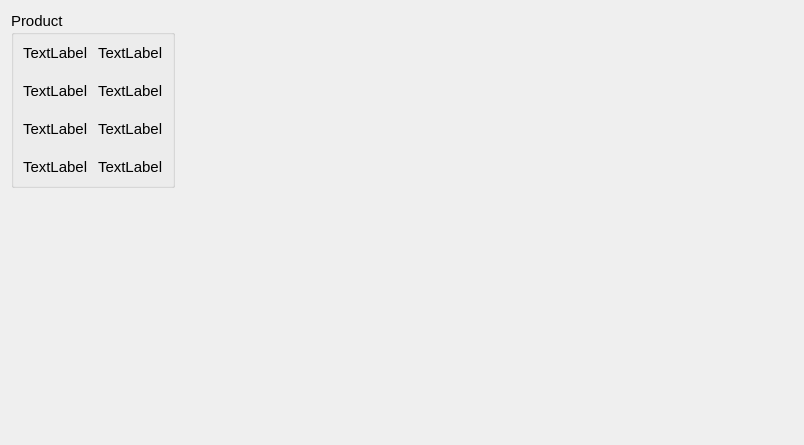
ww4u/mct-t4, file source/wnd/h2product.ui: the form before one commit.
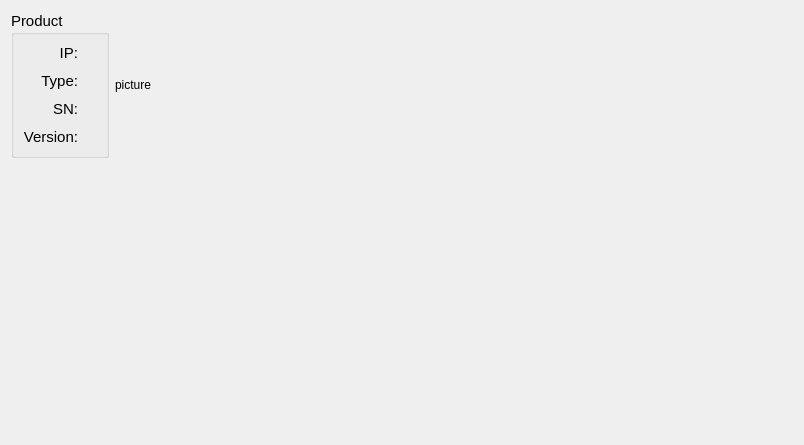
The form after the commit.

Commit message: modify h2product and roboconfig

Patch:
```diff
--- a/source/wnd/h2product.ui
+++ b/source/wnd/h2product.ui
@@ -25,12 +25,9 @@
       <string>Product</string>
      </property>
      <layout class="QGridLayout" name="gridLayout">
-      <property name="horizontalSpacing">
+      <property name="spacing">
        <number>10</number>
       </property>
-      <property name="verticalSpacing">
-       <number>20</number>
-      </property>
       <item row="0" column="0">
        <widget class="QLabel" name="label">
         <property name="font">
@@ -39,19 +36,44 @@
          </font>
         </property>
         <property name="text">
-         <string>TextLabel</string>
+         <string>IP:</string>
+        </property>
+        <property name="alignment">
+         <set>Qt::AlignRight|Qt::AlignTrailing|Qt::AlignVCenter</set>
+        </property>
+        <property name="indent">
+         <number>0</number>
         </property>
        </widget>
       </item>
       <item row="0" column="1">
-       <widget class="QLabel" name="label_2">
+       <widget class="QLabel" name="label_ip">
+        <property name="sizePolicy">
+         <sizepolicy hsizetype="Preferred" vsizetype="Fixed">
+          <horstretch>0</horstretch>
+          <verstretch>0</verstretch>
+         </sizepolicy>
+        </property>
         <property name="font">
          <font>
+          <family>Arial</family>
           <pointsize>11</pointsize>
          </font>
         </property>
         <property name="text">
-         <string>TextLabel</string>
+         <string/>
+        </property>
+        <property name="scaledContents">
+         <bool>false</bool>
+        </property>
+        <property name="alignment">
+         <set>Qt::AlignLeading|Qt::AlignLeft|Qt::AlignVCenter</set>
+        </property>
+        <property name="margin">
+         <number>6</number>
+        </property>
+        <property name="indent">
+         <number>0</number>
         </property>
        </widget>
       </item>
@@ -63,19 +85,44 @@
          </font>
         </property>
         <property name="text">
-         <string>TextLabel</string>
+         <string>Type:</string>
+        </property>
+        <property name="alignment">
+         <set>Qt::AlignRight|Qt::AlignTrailing|Qt::AlignVCenter</set>
+        </property>
+        <property name="indent">
+         <number>0</number>
         </property>
        </widget>
       </item>
       <item row="1" column="1">
-       <widget class="QLabel" name="label_4">
+       <widget class="QLabel" name="label_type">
+        <property name="sizePolicy">
+         <sizepolicy hsizetype="Preferred" vsizetype="Fixed">
+          <horstretch>0</horstretch>
+          <verstretch>0</verstretch>
+         </sizepolicy>
+        </property>
         <property name="font">
          <font>
+          <family>Arial</family>
           <pointsize>11</pointsize>
          </font>
         </property>
         <property name="text">
-         <string>TextLabel</string>
+         <string/>
+        </property>
+        <property name="scaledContents">
+         <bool>false</bool>
+        </property>
+        <property name="alignment">
+         <set>Qt::AlignLeading|Qt::AlignLeft|Qt::AlignVCenter</set>
+        </property>
+        <property name="margin">
+         <number>6</number>
+        </property>
+        <property name="indent">
+         <number>0</number>
         </property>
        </widget>
       </item>
@@ -87,19 +134,44 @@
          </font>
         </property>
         <property name="text">
-         <string>TextLabel</string>
+         <string>SN:</string>
+        </property>
+        <property name="alignment">
+         <set>Qt::AlignRight|Qt::AlignTrailing|Qt::AlignVCenter</set>
+        </property>
+        <property name="indent">
+         <number>0</number>
         </property>
        </widget>
       </item>
       <item row="2" column="1">
-       <widget class="QLabel" name="label_6">
+       <widget class="QLabel" name="label_sn">
+        <property name="sizePolicy">
+         <sizepolicy hsizetype="Preferred" vsizetype="Fixed">
+          <horstretch>0</horstretch>
+          <verstretch>0</verstretch>
+         </sizepolicy>
+        </property>
         <property name="font">
          <font>
+          <family>Arial</family>
           <pointsize>11</pointsize>
          </font>
         </property>
         <property name="text">
-         <string>TextLabel</string>
+         <string/>
+        </property>
+        <property name="scaledContents">
+         <bool>false</bool>
+        </property>
+        <property name="alignment">
+         <set>Qt::AlignLeading|Qt::AlignLeft|Qt::AlignVCenter</set>
+        </property>
+        <property name="margin">
+         <number>6</number>
+        </property>
+        <property name="indent">
+         <number>0</number>
         </property>
        </widget>
       </item>
@@ -111,38 +183,50 @@
          </font>
         </property>
         <property name="text">
-         <string>TextLabel</string>
+         <string>Version:</string>
+        </property>
+        <property name="alignment">
+         <set>Qt::AlignRight|Qt::AlignTrailing|Qt::AlignVCenter</set>
+        </property>
+        <property name="indent">
+         <number>0</number>
         </property>
        </widget>
       </item>
       <item row="3" column="1">
-       <widget class="QLabel" name="label_8">
+       <widget class="QLabel" name="label_version">
+        <property name="sizePolicy">
+         <sizepolicy hsizetype="Preferred" vsizetype="Fixed">
+          <horstretch>0</horstretch>
+          <verstretch>0</verstretch>
+         </sizepolicy>
+        </property>
         <property name="font">
          <font>
+          <family>Arial</family>
           <pointsize>11</pointsize>
          </font>
         </property>
         <property name="text">
-         <string>TextLabel</string>
+         <string/>
+        </property>
+        <property name="scaledContents">
+         <bool>false</bool>
+        </property>
+        <property name="alignment">
+         <set>Qt::AlignLeading|Qt::AlignLeft|Qt::AlignVCenter</set>
+        </property>
+        <property name="margin">
+         <number>6</number>
+        </property>
+        <property name="indent">
+         <number>0</number>
         </property>
        </widget>
       </item>
      </layout>
     </widget>
    </item>
-   <item row="0" column="1">
-    <spacer name="horizontalSpacer">
-     <property name="orientation">
-      <enum>Qt::Horizontal</enum>
-     </property>
-     <property name="sizeHint" stdset="0">
-      <size>
-       <width>603</width>
-       <height>20</height>
-      </size>
-     </property>
-    </spacer>
-   </item>
    <item row="1" column="0">
     <spacer name="verticalSpacer">
      <property name="orientation">
@@ -156,6 +240,26 @@
      </property>
     </spacer>
    </item>
+   <item row="0" column="2">
+    <spacer name="horizontalSpacer">
+     <property name="orientation">
+      <enum>Qt::Horizontal</enum>
+     </property>
+     <property name="sizeHint" stdset="0">
+      <size>
+       <width>603</width>
+       <height>20</height>
+      </size>
+     </property>
+    </spacer>
+   </item>
+   <item row="0" column="1">
+    <widget class="QLabel" name="label_picture">
+     <property name="text">
+      <string>picture</string>
+     </property>
+    </widget>
+   </item>
   </layout>
  </widget>
  <resources/>
```
The commit also changes 11 other files.
